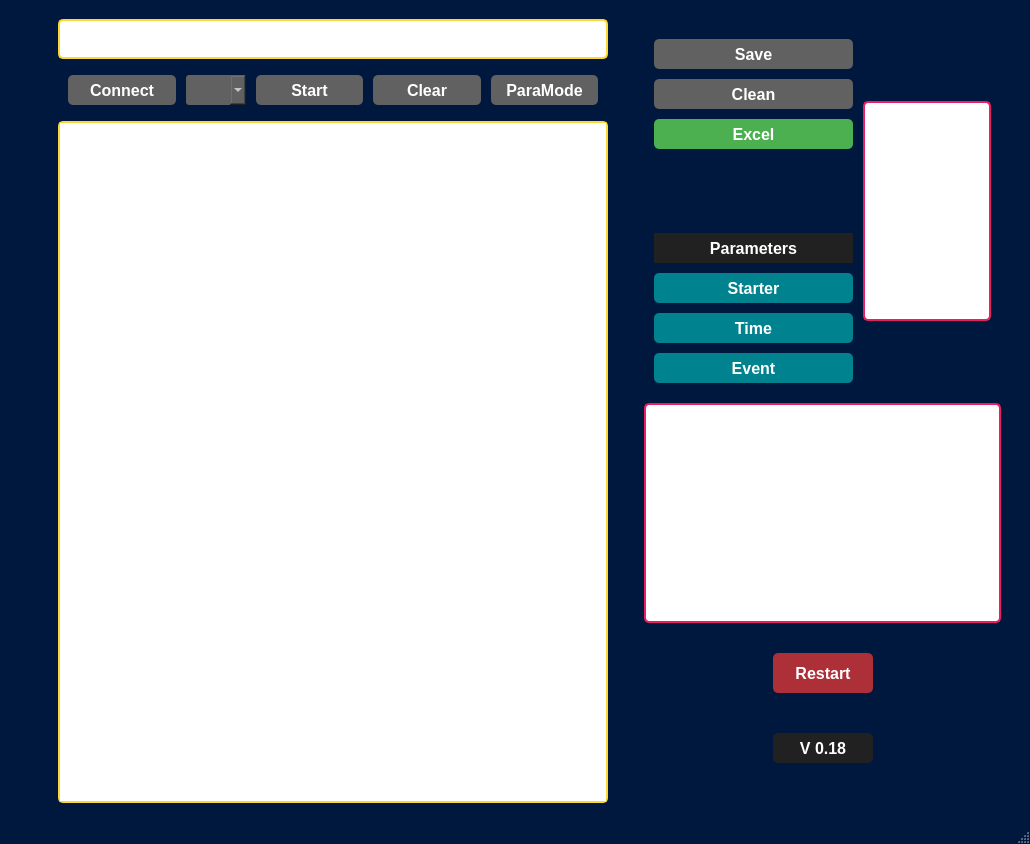
ahmadasmandar/fis_gui, file lunch.ui: the form before one commit.
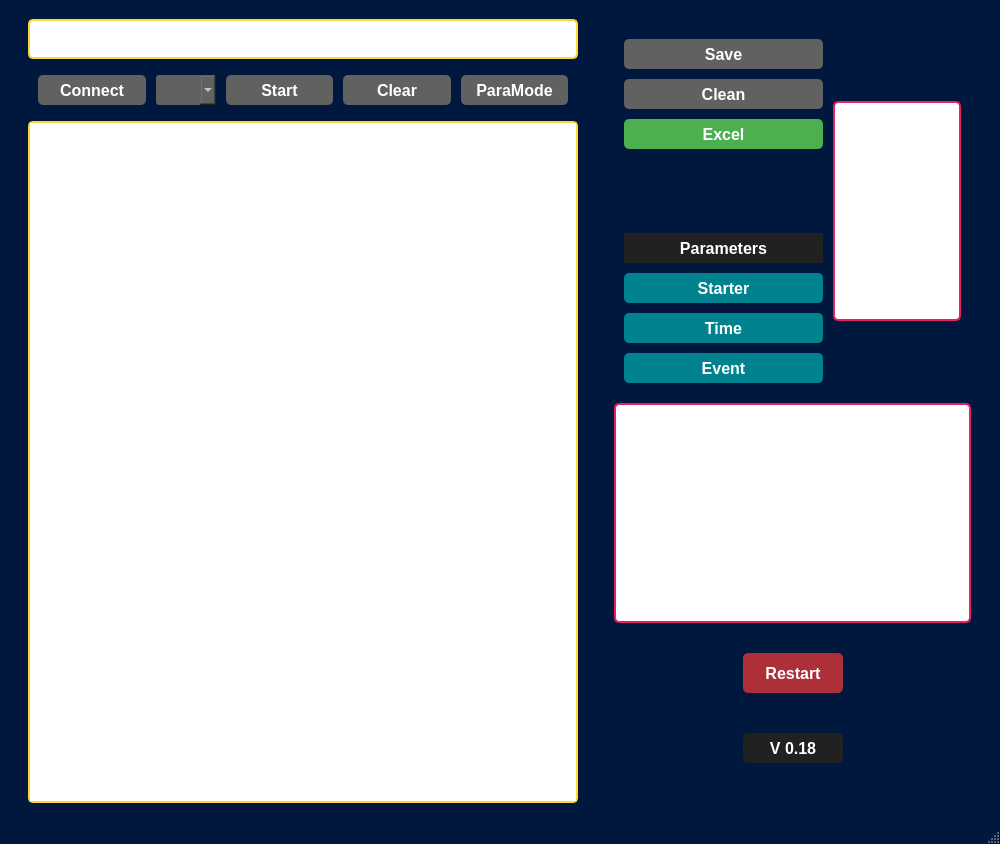
The form after the commit. Icons and pictures are not drawn.

Commit message: try to add logging fix gui

```diff
--- a/lunch.ui
+++ b/lunch.ui
@@ -6,13 +6,13 @@
    <rect>
     <x>0</x>
     <y>0</y>
-    <width>1030</width>
+    <width>1000</width>
     <height>844</height>
    </rect>
   </property>
   <property name="minimumSize">
    <size>
-    <width>600</width>
+    <width>1000</width>
     <height>800</height>
    </size>
   </property>
@@ -311,6 +311,19 @@
       </item>
      </layout>
     </item>
+    <item>
+     <spacer name="horizontalSpacer_8">
+      <property name="orientation">
+       <enum>Qt::Horizontal</enum>
+      </property>
+      <property name="sizeHint" stdset="0">
+       <size>
+        <width>40</width>
+        <height>20</height>
+       </size>
+      </property>
+     </spacer>
+    </item>
     <item>
      <layout class="QHBoxLayout" name="horizontalLayout_2">
       <property name="spacing">
@@ -502,7 +515,7 @@
              <widget class="QLabel" name="label_4">
               <property name="minimumSize">
                <size>
-                <width>100</width>
+                <width>199</width>
                 <height>30</height>
                </size>
               </property>
@@ -644,6 +657,19 @@
             </item>
            </layout>
           </item>
+          <item>
+           <spacer name="horizontalSpacer_10">
+            <property name="orientation">
+             <enum>Qt::Horizontal</enum>
+            </property>
+            <property name="sizeHint" stdset="0">
+             <size>
+              <width>40</width>
+              <height>20</height>
+             </size>
+            </property>
+           </spacer>
+          </item>
           <item>
            <widget class="QLabel" name="label_3">
             <property name="minimumSize">
@@ -924,6 +950,19 @@
       </item>
      </layout>
     </item>
+    <item>
+     <spacer name="horizontalSpacer_9">
+      <property name="orientation">
+       <enum>Qt::Horizontal</enum>
+      </property>
+      <property name="sizeHint" stdset="0">
+       <size>
+        <width>40</width>
+        <height>20</height>
+       </size>
+      </property>
+     </spacer>
+    </item>
     <item>
      <spacer name="horizontalSpacer_3">
       <property name="orientation">
```
The commit also changes 7 other files.
